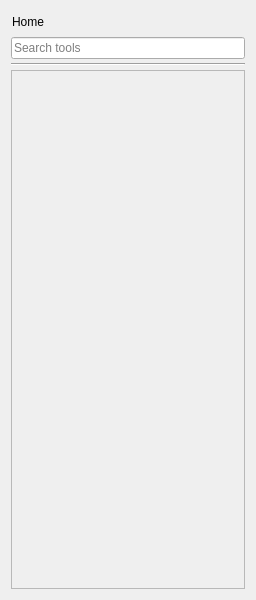
LotusAndCompany/devtools, file gui/sidemenu.ui: the form before one commit.
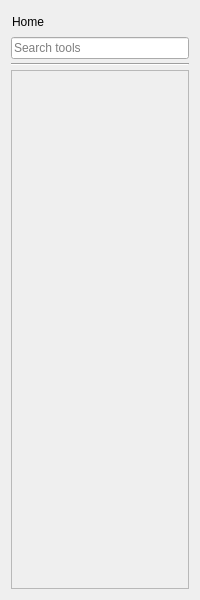
The form after the commit. Icons and pictures are not drawn. Custom widgets are drawn as their Qt base class.

Commit message: Fix sidemenu width

The edit to the form file:
```diff
--- a/gui/sidemenu.ui
+++ b/gui/sidemenu.ui
@@ -6,7 +6,7 @@
    <rect>
     <x>0</x>
     <y>0</y>
-    <width>256</width>
+    <width>200</width>
     <height>600</height>
    </rect>
   </property>
@@ -18,7 +18,7 @@
   </property>
   <property name="minimumSize">
    <size>
-    <width>256</width>
+    <width>200</width>
     <height>0</height>
    </size>
   </property>
@@ -81,7 +81,7 @@
        <rect>
         <x>0</x>
         <y>0</y>
-        <width>230</width>
+        <width>174</width>
         <height>508</height>
        </rect>
       </property>
```
